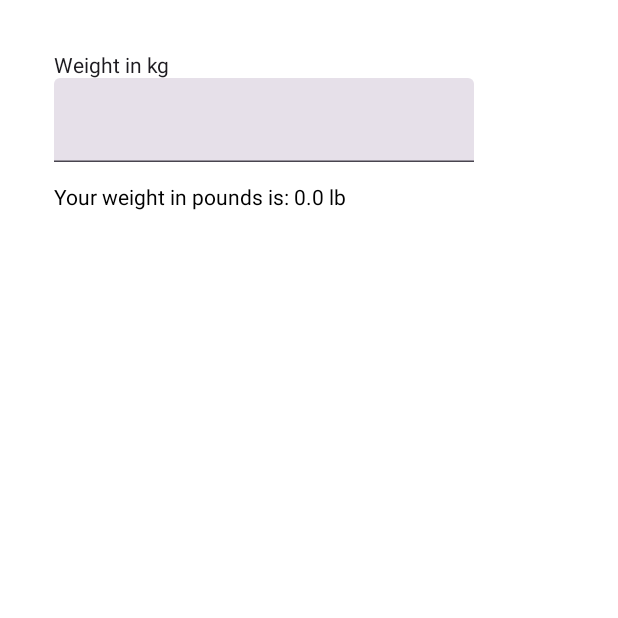
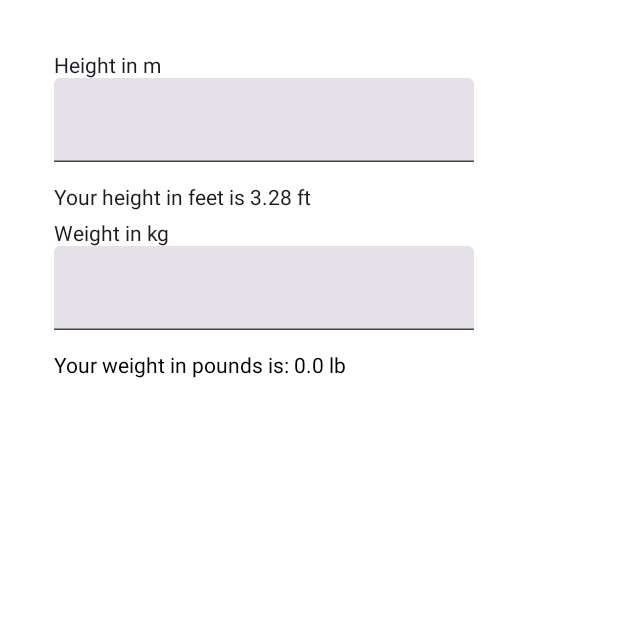
Before and after one commit to nicolegeorgieva/weight-tracker-android, an Android app built with Jetpack Compose: the screen it shows after launch (MainActivity), on a phone screen of 412 x 824 dp, the top half of it. Run offline under Robolectric (Android 15) with nearby library versions, the light colour scheme and no system bars.

Commit message:
Implement Height Converter

```diff
--- a/app/src/main/java/com/weighttracker/MainActivity.kt
+++ b/app/src/main/java/com/weighttracker/MainActivity.kt
@@ -9,7 +9,7 @@ class MainActivity : ComponentActivity() {
         super.onCreate(savedInstanceState)
         setContent {
             AppTheme {
-                WeightConverter()
+                ConverterScreen()
             }
         }
     }
--- a/app/src/main/java/com/weighttracker/WeightConverter.kt
+++ b/app/src/main/java/com/weighttracker/WeightConverter.kt
@@ -11,13 +11,44 @@ import androidx.compose.ui.unit.dp
 import com.weighttracker.component.NumberInputField
 
 @Composable
-fun WeightConverter() {
+fun ConverterScreen() {
     Column(
         modifier = Modifier
             .fillMaxSize()
             .background(color = Color.White)
             .padding(horizontal = 36.dp, vertical = 36.dp)
     ) {
+        HeightConverter()
+        Spacer(modifier = Modifier.height(8.dp))
+        WeightConverter()
+    }
+}
+
+@Composable
+fun HeightConverter() {
+    Text(text = "Height in m")
+    var heightConverterInput by remember { mutableStateOf(1.0) }
+    NumberInputField(
+        onNumberEnter = {
+            if (it != null) {
+                heightConverterInput = it
+            }
+        }
+    )
+
+    Spacer(modifier = Modifier.height(16.dp))
+
+    Text(
+        text = "Your height in feet is ${heightConverter(height = heightConverterInput)} ft",
+    )
+}
+
+private fun heightConverter(height: Double): Double {
+    return height * 3.28
+}
+
+@Composable
+fun WeightConverter() {
     Text(text = "Weight in kg")
     var weightConverterInput by remember { mutableStateOf(0.0) }
     NumberInputField(
@@ -44,7 +75,6 @@ fun WeightConverter() {
         }
     )
 }
-}
 
 private fun weightConverter(weight: Double): Double {
     return weight * 2.2
```
Lines whose indentation alone changed are shown as unchanged.
